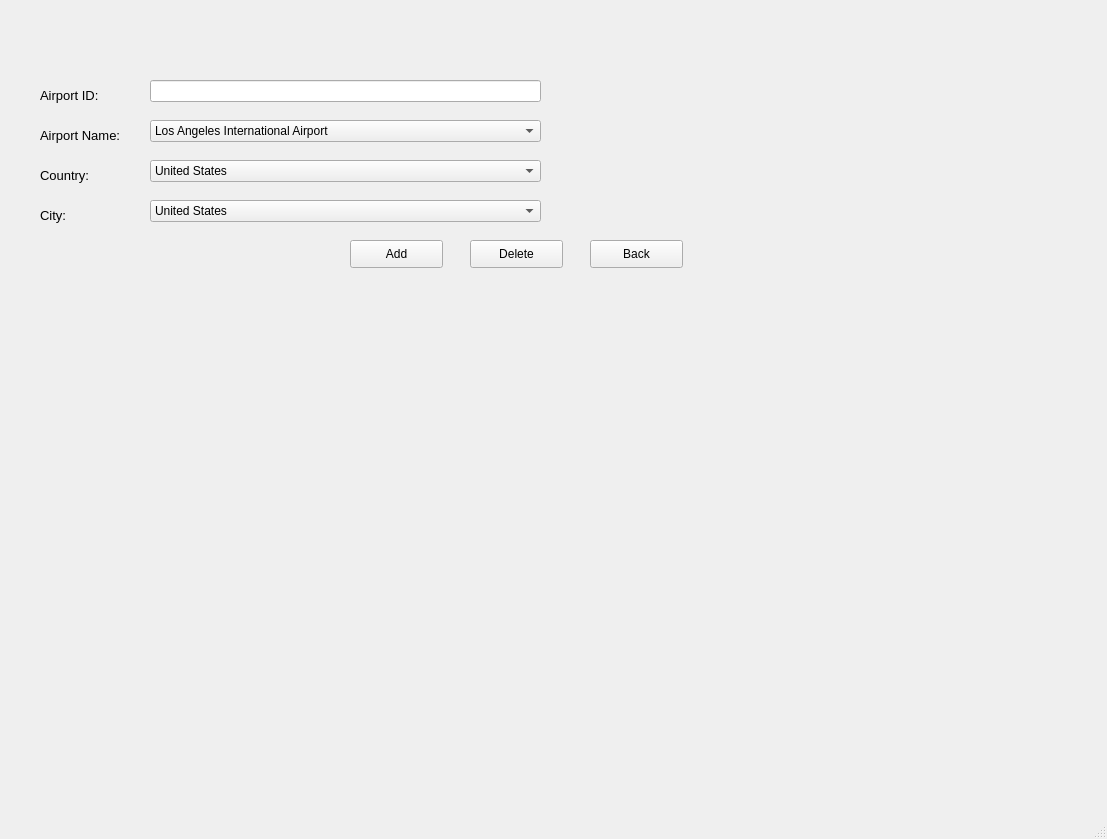
First picture: the form in airport.ui, repository Muneeba-Badar/DB-Final-Project, before the edit.
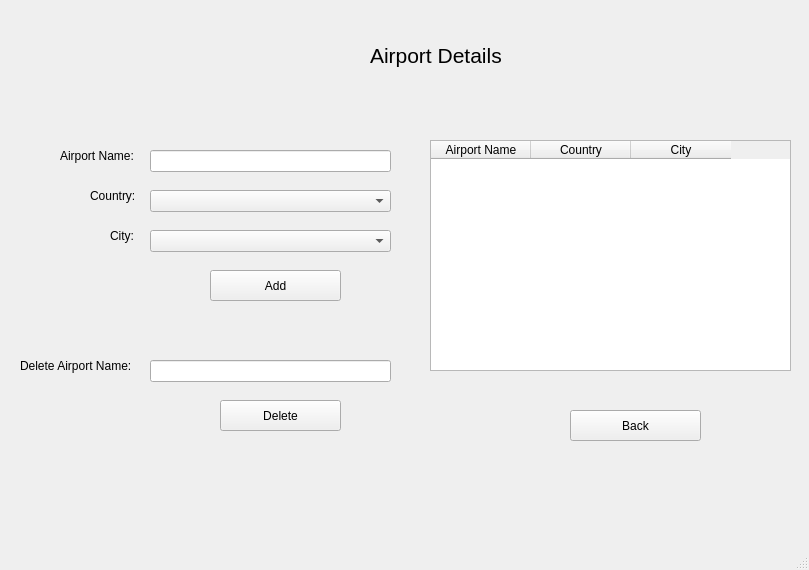
Second picture: the form after the edit.

The edit to the form file:
```diff
--- a/airport.ui
+++ b/airport.ui
@@ -6,44 +6,26 @@
    <rect>
     <x>0</x>
     <y>0</y>
-    <width>1107</width>
-    <height>839</height>
+    <width>809</width>
+    <height>570</height>
    </rect>
   </property>
   <property name="windowTitle">
    <string>Airports</string>
   </property>
   <widget class="QWidget" name="centralwidget">
-   <widget class="QLabel" name="label">
-    <property name="geometry">
-     <rect>
-      <x>40</x>
-      <y>80</y>
-      <width>91</width>
-      <height>31</height>
-     </rect>
-    </property>
-    <property name="font">
-     <font>
-      <pointsize>10</pointsize>
-     </font>
-    </property>
-    <property name="text">
-     <string>Airport ID:</string>
-    </property>
-   </widget>
    <widget class="QLabel" name="label_2">
     <property name="geometry">
      <rect>
-      <x>40</x>
-      <y>120</y>
-      <width>101</width>
+      <x>60</x>
+      <y>140</y>
+      <width>81</width>
       <height>31</height>
      </rect>
     </property>
     <property name="font">
      <font>
-      <pointsize>10</pointsize>
+      <pointsize>9</pointsize>
      </font>
     </property>
     <property name="text">
@@ -53,91 +35,48 @@
    <widget class="QLabel" name="label_3">
     <property name="geometry">
      <rect>
-      <x>40</x>
-      <y>160</y>
-      <width>91</width>
+      <x>90</x>
+      <y>180</y>
+      <width>51</width>
       <height>31</height>
      </rect>
     </property>
     <property name="font">
      <font>
-      <pointsize>10</pointsize>
+      <pointsize>9</pointsize>
      </font>
     </property>
     <property name="text">
      <string>Country:</string>
     </property>
    </widget>
-   <widget class="QLabel" name="label_4">
-    <property name="geometry">
-     <rect>
-      <x>40</x>
-      <y>240</y>
-      <width>91</width>
-      <height>31</height>
-     </rect>
-    </property>
-    <property name="text">
-     <string/>
-    </property>
-   </widget>
-   <widget class="QComboBox" name="comboBox_2">
-    <property name="geometry">
-     <rect>
-      <x>150</x>
-      <y>120</y>
-      <width>391</width>
-      <height>22</height>
-     </rect>
-    </property>
-    <item>
-     <property name="text">
-      <string>Los Angeles International Airport</string>
-     </property>
-    </item>
-    <item>
-     <property name="text">
-      <string>John F. Kennedy International Airport</string>
-     </property>
-    </item>
-    <item>
-     <property name="text">
-      <string> London Heathrow Airport</string>
-     </property>
-    </item>
-   </widget>
    <widget class="QComboBox" name="comboBox_3">
     <property name="geometry">
      <rect>
       <x>150</x>
-      <y>160</y>
-      <width>391</width>
+      <y>190</y>
+      <width>241</width>
       <height>22</height>
      </rect>
     </property>
-    <item>
-     <property name="text">
-      <string>United States</string>
-     </property>
-    </item>
-    <item>
-     <property name="text">
-      <string>United Kingdom</string>
-     </property>
-    </item>
+    <property name="font">
+     <font>
+      <pointsize>9</pointsize>
+     </font>
+    </property>
    </widget>
    <widget class="QLabel" name="label_5">
     <property name="geometry">
      <rect>
-      <x>40</x>
-      <y>200</y>
-      <width>91</width>
+      <x>110</x>
+      <y>220</y>
+      <width>31</width>
       <height>31</height>
      </rect>
     </property>
     <property name="font">
      <font>
-      <pointsize>10</pointsize>
+      <pointsize>9</pointsize>
      </font>
     </property>
     <property name="text">
@@ -148,41 +87,31 @@
     <property name="geometry">
      <rect>
       <x>150</x>
-      <y>200</y>
-      <width>391</width>
+      <y>230</y>
+      <width>241</width>
       <height>22</height>
      </rect>
     </property>
-    <item>
-     <property name="text">
-      <string>United States</string>
-     </property>
-    </item>
-    <item>
-     <property name="text">
-      <string>United Kingdom</string>
-     </property>
-    </item>
-   </widget>
-   <widget class="QLineEdit" name="lineEdit">
-    <property name="geometry">
-     <rect>
-      <x>150</x>
-      <y>80</y>
-      <width>391</width>
-      <height>22</height>
-     </rect>
+    <property name="font">
+     <font>
+      <pointsize>9</pointsize>
+     </font>
     </property>
    </widget>
    <widget class="QPushButton" name="Delete">
     <property name="geometry">
      <rect>
-      <x>470</x>
-      <y>240</y>
-      <width>93</width>
-      <height>28</height>
+      <x>220</x>
+      <y>400</y>
+      <width>121</width>
+      <height>31</height>
      </rect>
     </property>
+    <property name="font">
+     <font>
+      <pointsize>9</pointsize>
+     </font>
+    </property>
     <property name="text">
      <string>Delete</string>
     </property>
@@ -190,12 +119,17 @@
    <widget class="QPushButton" name="Add">
     <property name="geometry">
      <rect>
-      <x>350</x>
-      <y>240</y>
-      <width>93</width>
-      <height>28</height>
+      <x>210</x>
+      <y>270</y>
+      <width>131</width>
+      <height>31</height>
      </rect>
     </property>
+    <property name="font">
+     <font>
+      <pointsize>9</pointsize>
+     </font>
+    </property>
     <property name="text">
      <string>Add</string>
     </property>
@@ -203,16 +137,115 @@
    <widget class="QPushButton" name="airportBack">
     <property name="geometry">
      <rect>
-      <x>590</x>
-      <y>240</y>
-      <width>93</width>
-      <height>28</height>
+      <x>570</x>
+      <y>410</y>
+      <width>131</width>
+      <height>31</height>
      </rect>
     </property>
+    <property name="font">
+     <font>
+      <pointsize>9</pointsize>
+     </font>
+    </property>
     <property name="text">
      <string>Back</string>
     </property>
    </widget>
+   <widget class="QLabel" name="label_8">
+    <property name="geometry">
+     <rect>
+      <x>370</x>
+      <y>30</y>
+      <width>141</width>
+      <height>51</height>
+     </rect>
+    </property>
+    <property name="font">
+     <font>
+      <pointsize>16</pointsize>
+     </font>
+    </property>
+    <property name="text">
+     <string>Airport Details</string>
+    </property>
+   </widget>
+   <widget class="QLineEdit" name="lineEdit_2">
+    <property name="geometry">
+     <rect>
+      <x>150</x>
+      <y>150</y>
+      <width>241</width>
+      <height>22</height>
+     </rect>
+    </property>
+    <property name="font">
+     <font>
+      <pointsize>9</pointsize>
+     </font>
+    </property>
+   </widget>
+   <widget class="QTableWidget" name="tableWidget">
+    <property name="geometry">
+     <rect>
+      <x>430</x>
+      <y>140</y>
+      <width>361</width>
+      <height>231</height>
+     </rect>
+    </property>
+    <column>
+     <property name="text">
+      <string>Airport Name</string>
+     </property>
+    </column>
+    <column>
+     <property name="text">
+      <string>Country</string>
+     </property>
+    </column>
+    <column>
+     <property name="text">
+      <string>City</string>
+     </property>
+    </column>
+   </widget>
+   <widget class="QLineEdit" name="lineEdit_3">
+    <property name="geometry">
+     <rect>
+      <x>150</x>
+      <y>360</y>
+      <width>241</width>
+      <height>22</height>
+     </rect>
+    </property>
+    <property name="font">
+     <font>
+      <pointsize>9</pointsize>
+     </font>
+    </property>
+    <property name="text">
+     <string/>
+    </property>
+   </widget>
+   <widget class="QLabel" name="label_6">
+    <property name="geometry">
+     <rect>
+      <x>20</x>
+      <y>350</y>
+      <width>121</width>
+      <height>31</height>
+     </rect>
+    </property>
+    <property name="font">
+     <font>
+      <pointsize>9</pointsize>
+     </font>
+    </property>
+    <property name="text">
+     <string>Delete Airport Name:</string>
+    </property>
+   </widget>
   </widget>
   <widget class="QMenuBar" name="menubar">
    <property name="geometry">
```
Left out of the diff: 4 changed lines with no effect on the pictures.
